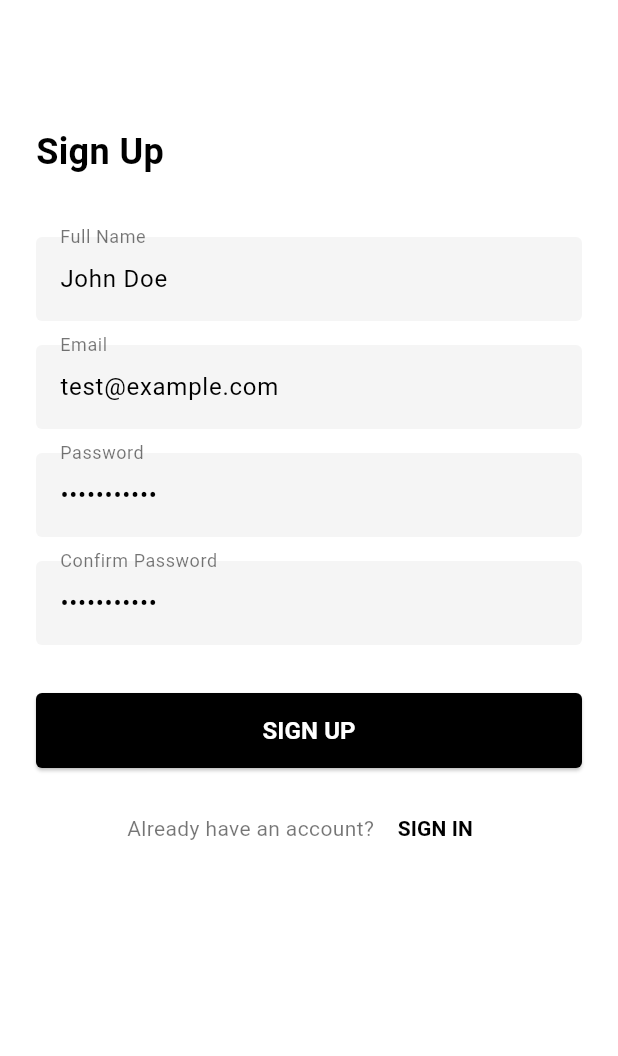
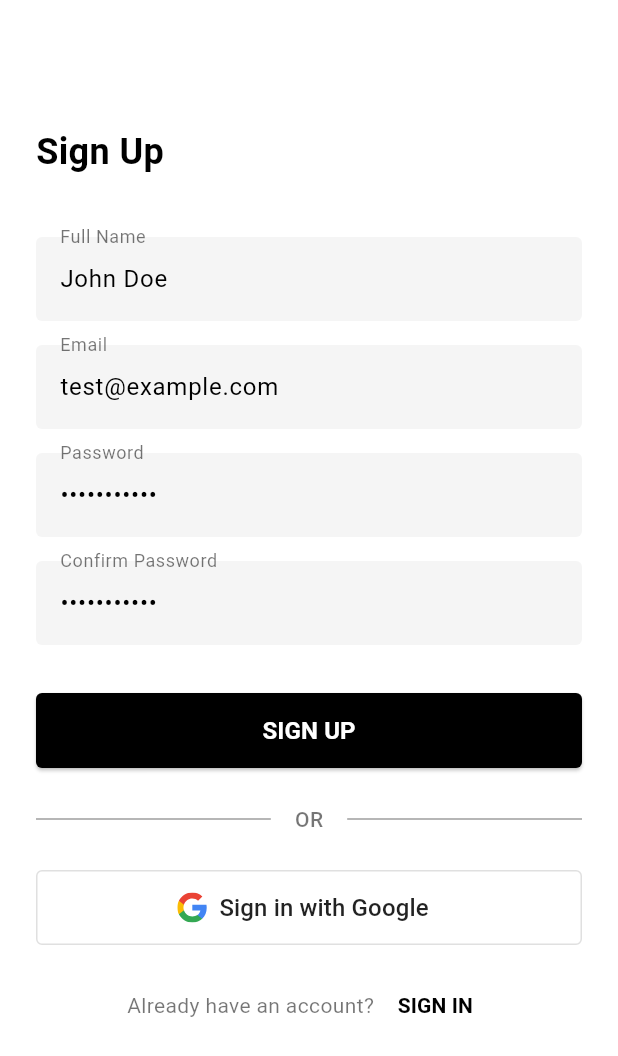
Before and after one commit to NandanaK18/1app, a Flutter app: the screen it shows after launch, on a phone screen of 412 x 824 dp. Shown: the top 1056 px of the screen. Run offline on Flutter 3.47's test engine with Material 3 defaults, Android fonts, the phone set to English and light mode, and no system bars; our stand-ins replace flutter_svg, google_sign_in, supabase_flutter, table_calendar; accounts and stored records are empty.

Commit message:
between google sign in

```diff
--- a/lib/main.dart
+++ b/lib/main.dart
@@ -1,15 +1,39 @@
 import 'package:flutter/material.dart';
+import 'package:supabase_flutter/supabase_flutter.dart';
 import 'screens/login_screen.dart';
-// hello world
-void main() {
+import 'screens/onboarding_screen.dart';
+import 'services/auth_service.dart';
+
+Future<void> main() async {
+  WidgetsFlutterBinding.ensureInitialized();
+
+  await Supabase.initialize(
+    url: 'https://ebppsqrlvjyiybsrjuzf.supabase.co', // Replace with your Supabase URL
+    anonKey: 'eyJhbGciOiJIUzI1NiIsInR5cCI6IkpXVCJ9.eyJpc3MiOiJzdXBhYmFzZSIsInJlZiI6ImVicHBzcXJsdmp5aXlic3JqdXpmIiwicm9sZSI6ImFub24iLCJpYXQiOjE3NDcyNDU2MDksImV4cCI6MjA2MjgyMTYwOX0.bb7koAVkMTAegOKUiCmPEWqX8L8ECcxKNyTE8C45E5s', // Replace with your Supabase anon key
+  );
+
   runApp(const NutritionTrackerApp());
 }
 
-class NutritionTrackerApp extends StatelessWidget {
+class NutritionTrackerApp extends StatefulWidget {
   const NutritionTrackerApp({super.key});
 
   @override
-  Widget build(BuildContext context) {    return MaterialApp(
+  State<NutritionTrackerApp> createState() => _NutritionTrackerAppState();
+}
+
+class _NutritionTrackerAppState extends State<NutritionTrackerApp> {
+  late final Stream<AuthState> _authStateStream;
+
+  @override
+  void initState() {
+    super.initState();
+    _authStateStream = Supabase.instance.client.auth.onAuthStateChange;
+  }
+
+  @override
+  Widget build(BuildContext context) {
+    return MaterialApp(
       title: 'Nutrition Tracking App',
       debugShowCheckedModeBanner: false,
       theme: ThemeData(
@@ -37,9 +61,31 @@ class NutritionTrackerApp extends StatelessWidget {
               borderRadius: BorderRadius.circular(4),
             ),
           ),
-        ),
+        ),      ),
+      home: StreamBuilder<AuthState>(
+        stream: _authStateStream,
+        builder: (context, snapshot) {
+          // Show loading indicator while checking auth state
+          if (snapshot.connectionState == ConnectionState.waiting) {
+            return const Scaffold(
+              body: Center(
+                child: CircularProgressIndicator(),
+              ),
+            );
+          }
+
+          // Check if user is authenticated
+          final session = snapshot.data?.session;
+
+          if (session != null) {
+            // User is logged in, navigate to onboarding or home screen
+            return const OnboardingScreen();
+          } else {
+            // User is not logged in, show login screen
+            return const LoginScreen();
+          }
+        },
       ),
-      home: const LoginScreen(),
     );
   }
 }
--- a/lib/screens/login_screen.dart
+++ b/lib/screens/login_screen.dart
@@ -1,4 +1,6 @@
 import 'package:flutter/material.dart';
+import '../services/auth_service.dart';
+import '../widgets/google_sign_in_button.dart';
 import 'onboarding_screen.dart';
 
 class LoginScreen extends StatefulWidget {
@@ -8,11 +10,14 @@ class LoginScreen extends StatefulWidget {
   State<LoginScreen> createState() => _LoginScreenState();
 }
 
-class _LoginScreenState extends State<LoginScreen> {  final _formKey = GlobalKey<FormState>();
+class _LoginScreenState extends State<LoginScreen> {
+  final _formKey = GlobalKey<FormState>();
   final _nameController = TextEditingController(text: 'John Doe');
   final _emailController = TextEditingController(text: 'test@example.com');
   final _passwordController = TextEditingController(text: 'password123');
   final _confirmPasswordController = TextEditingController(text: 'password123');
+
+  bool _isLoading = false;
 
   @override
   void dispose() {
@@ -103,16 +108,53 @@ class _LoginScreenState extends State<LoginScreen> {  final _formKey = GlobalKey
                     return null;
                   },
                 ),
-                const SizedBox(height: 32),                ElevatedButton(
-                  onPressed: () {
+                const SizedBox(height: 32),
+                ElevatedButton(                  onPressed: _isLoading
+                    ? null
+                    : () async {
                         if (_formKey.currentState!.validate()) {
+                          setState(() {
+                            _isLoading = true;
+                          });
+                            try {
+                            // Sign up with email and password using Supabase
+                            final email = _emailController.text.trim();
+                            final password = _passwordController.text.trim();
+
+                            await authService.signUpWithEmail(
+                              email: email,
+                              password: password,
+                              userData: {
+                                'full_name': _nameController.text.trim(),
+                              },
+                            );
+
                             // Navigate to the onboarding screen
+                            if (!mounted) return;
+
                             Navigator.pushReplacement(
                               context,
                               MaterialPageRoute(
                                 builder: (context) => const OnboardingScreen(),
                               ),
                             );
+                          } catch (e) {
+                            // Show error message
+                            if (!mounted) return;
+
+                            ScaffoldMessenger.of(context).showSnackBar(
+                              SnackBar(
+                                content: Text('Error: ${e.toString()}'),
+                                backgroundColor: Colors.red,
+                              ),
+                            );
+                          } finally {
+                            if (mounted) {
+                              setState(() {
+                                _isLoading = false;
+                              });
+                            }
+                          }
                         }
                       },
                   style: ElevatedButton.styleFrom(
@@ -130,6 +172,30 @@ class _LoginScreenState extends State<LoginScreen> {  final _formKey = GlobalKey
                       fontWeight: FontWeight.w600,
                     ),
                   ),
+                ),                const SizedBox(height: 24),
+                Row(
+                  children: [
+                    const Expanded(
+                      child: Divider(color: Colors.black38),
+                    ),
+                    Padding(
+                      padding: const EdgeInsets.symmetric(horizontal: 16),
+                      child: Text(
+                        'OR',
+                        style: TextStyle(
+                          color: Colors.black54,
+                          fontWeight: FontWeight.w500,
+                        ),
+                      ),
+                    ),
+                    const Expanded(
+                      child: Divider(color: Colors.black38),
+                    ),
+                  ],
+                ),                const SizedBox(height: 24),
+                GoogleSignInButton(
+                  onPressed: _handleGoogleSignIn,
+                  isLoading: _isLoading,
                 ),
                 const SizedBox(height: 16),
                 Row(
@@ -161,6 +227,54 @@ class _LoginScreenState extends State<LoginScreen> {  final _formKey = GlobalKey
         ),
       ),
     );
+  }  // Method to handle Google Sign In
+  Future<void> _handleGoogleSignIn() async {
+    setState(() {
+      _isLoading = true;
+    });
+
+    try {
+      // Use the auth service to sign in with Google
+      final response = await authService.signInWithGoogle();
+
+      // Check if the sign-in was successful
+      if (response != null && response.user != null) {
+        // Navigate to the onboarding screen
+        if (!mounted) return;
+
+        Navigator.pushReplacement(
+          context,
+          MaterialPageRoute(
+            builder: (context) => const OnboardingScreen(),
+          ),
+        );
+      } else if (response == null) {
+        // User canceled the sign-in, don't show error
+        return;
+      }
+    } catch (e) {
+      // Handle any errors
+      if (!mounted) return;
+
+      // Create a more user-friendly error message
+      String errorMessage = 'Failed to sign in with Google. Please try again.';
+
+      // Add more detailed message for debugging in development
+      print('Google Sign-In Error Details: ${e.toString()}');
+
+      ScaffoldMessenger.of(context).showSnackBar(
+        SnackBar(
+          content: Text(errorMessage),
+          backgroundColor: Colors.red,
+        ),
+      );
+    } finally {
+      if (mounted) {
+        setState(() {
+          _isLoading = false;
+        });
+      }
+    }
   }
   Widget _buildTextField({
     required TextEditingController controller,
--- /dev/null
+++ b/lib/widgets/google_sign_in_button.dart
@@ -0,0 +1,40 @@
+import 'package:flutter/material.dart';
+import 'package:flutter_svg/flutter_svg.dart';
+
+class GoogleSignInButton extends StatelessWidget {
+  final VoidCallback onPressed;
+  final bool isLoading;
+
+  const GoogleSignInButton({
+    Key? key,
+    required this.onPressed,
+    this.isLoading = false,
+  }) : super(key: key);
+
+  @override
+  Widget build(BuildContext context) {
+    return OutlinedButton.icon(
+      onPressed: isLoading ? null : onPressed,
+      style: OutlinedButton.styleFrom(
+        foregroundColor: Colors.black87,
+        minimumSize: const Size(double.infinity, 50),
+        side: BorderSide(color: Colors.grey.shade300),
+        shape: RoundedRectangleBorder(
+          borderRadius: BorderRadius.circular(4),
+        ),
+      ),
+      icon: SvgPicture.asset(
+        'assets/google_logo.svg',
+        height: 20,
+        width: 20,
+      ),
+      label: Text(
+        isLoading ? 'Please wait...' : 'Sign in with Google',
+        style: const TextStyle(
+          fontSize: 16,
+          fontWeight: FontWeight.w500,
+        ),
+      ),
+    );
+  }
+}
```
Also changed, not shown: lib/services/auth_service.dart (added, +96 -0 lines), pubspec.yaml (+5 -6 lines), assets/google_logo.svg, pubspec.lock, 9 other files. Lines whose indentation alone changed are shown as unchanged.
